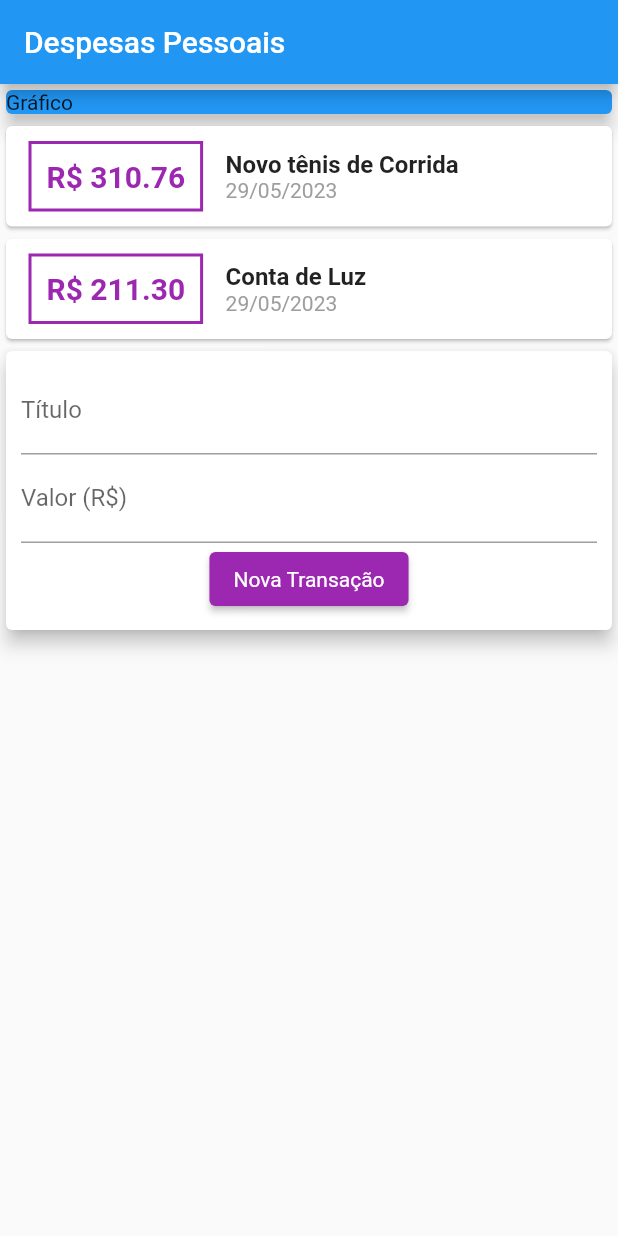
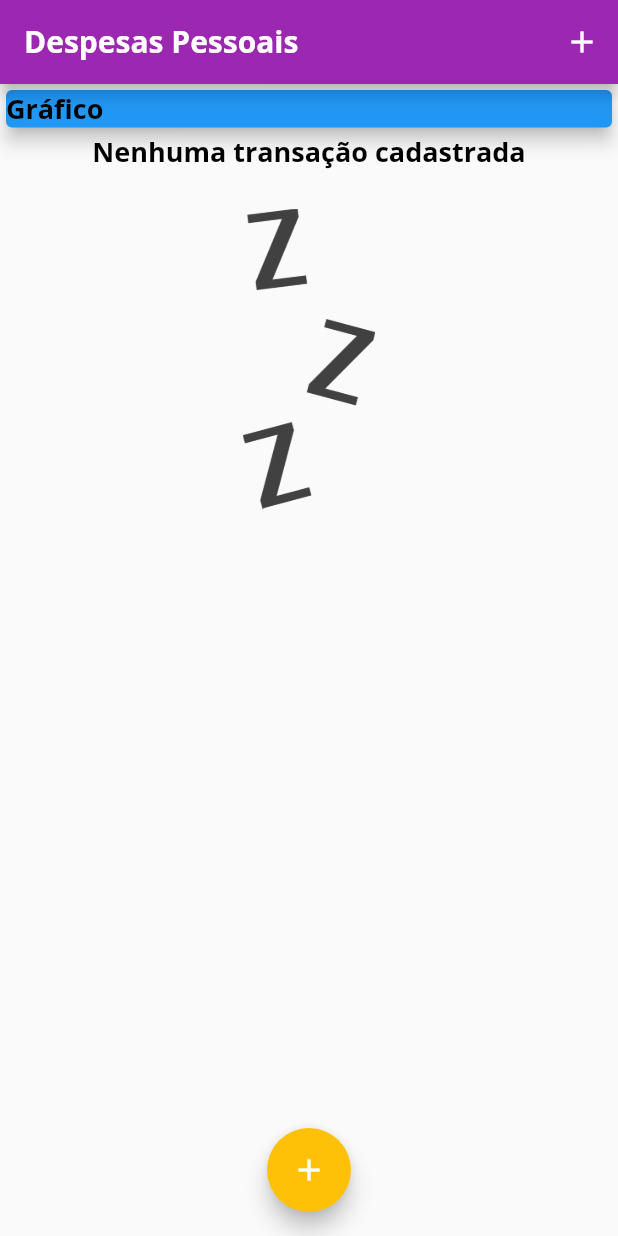
Before and after one commit to LeonardoPuglia/despesas_pessoais, a Flutter app: the screen it shows after launch, on a phone screen of 412 x 824 dp. Run offline on Flutter 3.47's test engine with Material 2 defaults, Android fonts, the phone set to English and light mode, and no system bars.

Commit message:
Pré-Chart implementation

```diff
--- a/lib/components/transaction_form.dart
+++ b/lib/components/transaction_form.dart
@@ -1,11 +1,27 @@
 import 'package:flutter/material.dart';
 
-class TransactionForm extends StatelessWidget {
+class TransactionForm extends StatefulWidget {
+  final Function(String, double) onSubmit;
+
+  TransactionForm({super.key, required this.onSubmit});
+
+  @override
+  State<TransactionForm> createState() => _TransactionFormState();
+}
+
+class _TransactionFormState extends State<TransactionForm> {
   final titleController = TextEditingController();
+
   final valueController = TextEditingController();
 
-  final Function(String, double) onSubmit;
-  TransactionForm({super.key, required this.onSubmit});
+  _onSubmitForm() {
+    final title = titleController.text;
+    final value = double.tryParse(valueController.text) ?? 0;
+
+    if (title.isEmpty || value <= 0) return;
+
+    widget.onSubmit(title, value);
+  }
 
   @override
   Widget build(BuildContext context) {
@@ -17,12 +33,15 @@ class TransactionForm extends StatelessWidget {
         child: Column(children: [
           TextField(
             controller: titleController,
+            onSubmitted: (_) => _onSubmitForm(),
             decoration: const InputDecoration(
               labelText: 'Título',
             ),
           ),
           TextField(
+            keyboardType: const TextInputType.numberWithOptions(decimal: true),
             controller: valueController,
+            onSubmitted: (_) => _onSubmitForm(),
             decoration: const InputDecoration(
               labelText: 'Valor (R\$)',
             ),
@@ -31,12 +50,7 @@ class TransactionForm extends StatelessWidget {
             mainAxisAlignment: MainAxisAlignment.center,
             children: [
               ElevatedButton(
-                onPressed: () {
-                  final title = titleController.text;
-                  final value = double.tryParse(valueController.text) ?? 0;
-
-                  onSubmit(title, value);
-                },
+                onPressed: () => _onSubmitForm(),
                 style: ElevatedButton.styleFrom(
                   backgroundColor: Colors.purple,
                   textStyle: const TextStyle(
--- a/lib/components/transaction_list.dart
+++ b/lib/components/transaction_list.dart
@@ -7,10 +7,29 @@ class TransactionList extends StatelessWidget {
 
   const TransactionList({super.key, required this.transactions});
 
+//color: Theme.of(context).colorScheme.primary,
   @override
   Widget build(BuildContext context) {
-    return Column(
-      children: transactions.map((tr) {
+    return Container(
+      height: 300,
+      child: transactions.isEmpty
+          ? Column(
+              children: [
+                Text("Nenhuma transação cadastrada"),
+                SizedBox(height: 25),
+                Container(
+                  height: 200,
+                  child: Image.asset(
+                    "assets/images/waiting.png",
+                    fit: BoxFit.cover,
+                  ),
+                ),
+              ],
+            )
+          : ListView.builder(
+              itemCount: transactions.length,
+              itemBuilder: (context, index) {
+                final tr = transactions[index];
                 return Card(
                     child: Row(
                   children: [
@@ -52,7 +71,8 @@ class TransactionList extends StatelessWidget {
                     )
                   ],
                 ));
-      }).toList(),
+              },
+            ),
     );
   }
 }
--- a/lib/components/transaction_user.dart
+++ /dev/null
@@ -1,54 +0,0 @@
-import 'dart:math';
-
-import 'package:flutter/material.dart';
-
-import '../models/transaction.dart';
-import 'transaction_form.dart';
-import 'transaction_list.dart';
-
-class TransactionUser extends StatefulWidget {
-  const TransactionUser({super.key});
-
-  @override
-  State<TransactionUser> createState() => _TransactionUserState();
-}
-
-class _TransactionUserState extends State<TransactionUser> {
-  final _transactions = [
-    Transaction(
-      id: 't1',
-      title: 'Novo tênis de Corrida',
-      value: 310.76,
-      date: DateTime.now(),
-    ),
-    Transaction(
-      id: 't2',
-      title: 'Conta de Luz',
-      value: 211.30,
-      date: DateTime.now(),
-    )
-  ];
-
-  _addTransaction(String title, double value) {
-    final newTransaction = Transaction(
-      id: Random().nextDouble().toString(),
-      title: title,
-      value: value,
-      date: DateTime.now(),
-    );
-
-    setState(() {
-      _transactions.add(newTransaction);
-    });
-  }
-
-  @override
-  Widget build(BuildContext context) {
-    return Column(
-      children: [
-        TransactionList(transactions: _transactions),
-        TransactionForm(onSubmit: _addTransaction),
-      ],
-    );
-  }
-}
--- a/lib/main.dart
+++ b/lib/main.dart
@@ -1,7 +1,12 @@
 // ignore_for_file: prefer_const_constructors
 
-import 'package:despesas_pessoais/components/transaction_user.dart';
+import 'dart:math';
+
+import 'package:despesas_pessoais/components/transaction_form.dart';
 import 'package:flutter/material.dart';
+
+import 'components/transaction_list.dart';
+import 'models/transaction.dart';
 
 main() => runApp(ExpensesAPP());
 
@@ -10,18 +15,95 @@ class ExpensesAPP extends StatelessWidget {
 
   @override
   Widget build(BuildContext context) {
-    return MaterialApp(home: MyHomePage());
+    final ThemeData tema = ThemeData();
+
+    return MaterialApp(
+      home: MyHomePage(),
+      theme: tema.copyWith(
+          colorScheme: tema.colorScheme.copyWith(
+            primary: Colors.purple,
+            secondary: Colors.amber,
+          ),
+          textTheme: tema.textTheme.copyWith(
+            bodyMedium: TextStyle(
+              fontFamily: 'OpenSans',
+              fontSize: 18,
+              fontWeight: FontWeight.bold,
+              color: Colors.black,
+            ),
+          ),
+          appBarTheme: AppBarTheme(
+              titleTextStyle: TextStyle(
+            fontFamily: 'OpenSans',
+            fontSize: 20,
+            fontWeight: FontWeight.bold,
+          ))),
+    );
   }
 }
 
-class MyHomePage extends StatelessWidget {
+class MyHomePage extends StatefulWidget {
   MyHomePage({super.key});
+
+  @override
+  State<MyHomePage> createState() => _MyHomePageState();
+}
+
+class _MyHomePageState extends State<MyHomePage> {
+  final List<Transaction> _transactions = [
+    // Transaction(
+    //   id: 't1',
+    //   title: 'Novo tênis de Corrida',
+    //   value: 310.76,
+    //   date: DateTime.now(),
+    // ),
+    // Transaction(
+    //   id: 't2',
+    //   title: 'Conta de Luz',
+    //   value: 211.30,
+    //   date: DateTime.now(),
+    // ),
+  ];
+
+  _addTransaction(String title, double value) {
+    final newTransaction = Transaction(
+      id: Random().nextDouble().toString(),
+      title: title,
+      value: value,
+      date: DateTime.now(),
+    );
+
+    setState(() {
+      _transactions.add(newTransaction);
+    });
+
+//Fechar modal
+    Navigator.of(context).pop();
+  }
+
+  _openTransactionFormModal(BuildContext context) {
+    showModalBottomSheet(
+      context: context,
+      builder: (_) {
+        return TransactionForm(onSubmit: _addTransaction);
+      },
+    );
+  }
 
   @override
   Widget build(BuildContext context) {
     return Scaffold(
-        appBar: AppBar(title: Text('Despesas Pessoais'), actions: []),
-        body: Column(
+      appBar: AppBar(
+        title: Text('Despesas Pessoais'),
+        actions: [
+          IconButton(
+            onPressed: () => _openTransactionFormModal(context),
+            icon: Icon(Icons.add),
+          )
+        ],
+      ),
+      body: SingleChildScrollView(
+        child: Column(
           crossAxisAlignment: CrossAxisAlignment.stretch,
           children: [
             Container(
@@ -31,8 +113,15 @@ class MyHomePage extends StatelessWidget {
                 elevation: 5,
               ),
             ),
-            TransactionUser()
+            TransactionList(transactions: _transactions),
           ],
-        ));
+        ),
+      ),
+      floatingActionButton: FloatingActionButton(
+        child: Icon(Icons.add),
+        onPressed: () => _openTransactionFormModal(context),
+      ),
+      floatingActionButtonLocation: FloatingActionButtonLocation.centerFloat,
+    );
   }
 }
```
Also changed, not shown: pubspec.yaml (+15 -14 lines), assets/fonts/OpenSans-Bold.ttf (added), assets/fonts/OpenSans-Regular.ttf (added), assets/fonts/Quicksand-Bold.ttf (added), assets/fonts/Quicksand-Light.ttf (added), assets/fonts/Quicksand-Medium.ttf (added), assets/fonts/Quicksand-Regular.ttf (added), assets/images/waiting.png (added). Lines whose indentation alone changed are shown as unchanged.
